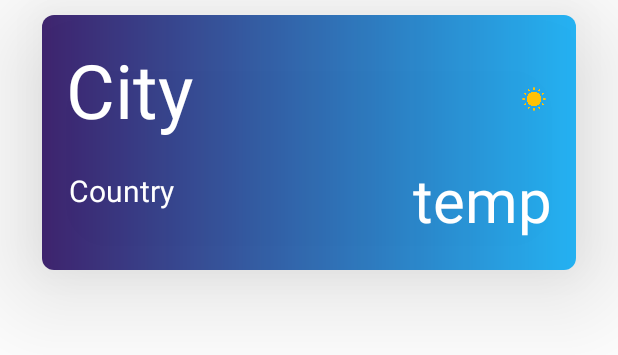
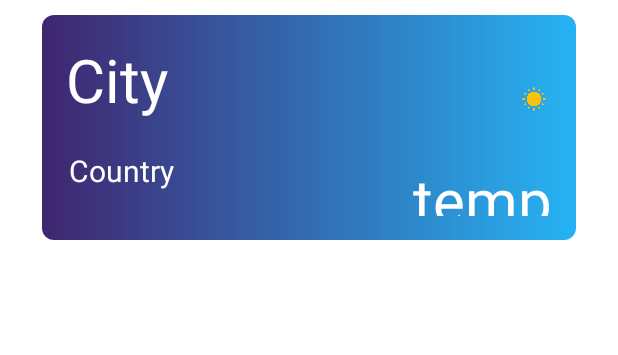
Before and after one commit to huypham85/Weather-Now-App, an Android app: the layout item_name.xml on its own in the app's theme, with its tools: preview values and no code run, on a phone screen of 412 x 824 dp. Shown: the top 355 px of the screen. Run offline under Robolectric (Android 15) with nearby library versions, the phone set to English and light mode, and no system bars.

Commit message:
update UI

```diff
--- a/app/src/main/java/com/example/weatherapp/ListActivity.java
+++ b/app/src/main/java/com/example/weatherapp/ListActivity.java
@@ -62,7 +62,7 @@ public class ListActivity extends AppCompatActivity {
                         .putExtra("country",items.get(position).getCountry())
                         .putExtra("key",2);
                 startActivity(intent);
-                Toast.makeText(ListActivity.this,"you clicked", Toast.LENGTH_SHORT).show();
+                Toast.makeText(ListActivity.this,items.get(position).getCity(), Toast.LENGTH_SHORT).show();
             }
         });
     }
@@ -93,7 +93,7 @@ public class ListActivity extends AppCompatActivity {
     @Override
     protected void onCreate(Bundle savedInstanceState) {
         super.onCreate(savedInstanceState);
-        getSupportActionBar().setTitle("Home");
+        getSupportActionBar().hide();
         setContentView(R.layout.activity_list);
         button = findViewById(R.id.addBtn);
         listView = findViewById(R.id.list_view);
--- a/app/src/main/res/layout/activity_list.xml
+++ b/app/src/main/res/layout/activity_list.xml
@@ -23,6 +23,9 @@
 
     <ListView
         android:id="@+id/list_view"
+        android:layout_marginTop="15dp"
         android:layout_width="match_parent"
-        android:layout_height="match_parent" />
+        android:layout_height="match_parent"
+        android:divider="@android:color/transparent"
+        android:dividerHeight="15.0sp"/>
 </RelativeLayout>
--- a/app/src/main/res/layout/item_name.xml
+++ b/app/src/main/res/layout/item_name.xml
@@ -3,22 +3,26 @@
     xmlns:android="http://schemas.android.com/apk/res/android"
     android:layout_width="wrap_content"
     android:layout_height="170dp"
+
+    >
+    <RelativeLayout
+        android:layout_width="match_parent"
+        android:layout_height="match_parent"
         android:layout_marginTop="10dp"
         android:padding="16dp"
+        android:paddingLeft="20dp"
         android:background="@drawable/pad_item"
         android:layout_marginLeft="28dp"
         android:layout_marginRight="28dp"
-    android:elevation="50dp"
-    android:layout_marginVertical="10dp"
-    >
+        android:layout_marginVertical="10dp">
         <TextView
             android:id="@+id/txtCity"
             android:layout_width="wrap_content"
             android:layout_height="wrap_content"
             android:text="City"
-        android:textSize="50dp"
+            android:textSize="40dp"
             android:textColor="@color/white"
-        android:fontFamily=""
+            android:fontFamily="sans-serif"
             />
         <TextView
             android:id="@+id/txtCountry"
@@ -27,6 +31,7 @@
             android:layout_marginLeft="2dp"
             android:text="Country"
             android:textSize="20dp"
+            android:fontFamily="sans-serif"
             android:textColor="@color/white"
             android:layout_width="wrap_content"
             android:layout_height="wrap_content"
@@ -50,5 +55,5 @@
             android:layout_marginTop="0dp"
             android:layout_marginLeft="300dp"
             android:src="@drawable/sunny" />
-
     </RelativeLayout>
+</RelativeLayout>
--- a/app/src/main/res/values/colors.xml
+++ b/app/src/main/res/values/colors.xml
@@ -1,8 +1,8 @@
 <?xml version="1.0" encoding="utf-8"?>
 <resources>
     <color name="purple_200">#FFBB86FC</color>
-    <color name="purple_500">#FF6200EE</color>
-    <color name="purple_700">#FF3700B3</color>
+    <color name="purple_500">#4ABFF4</color>
+    <color name="purple_700">#050505</color>
     <color name="teal_200">#FF03DAC5</color>
     <color name="teal_700">#FF018786</color>
     <color name="black">#FF000000</color>
```
Also changed, not shown: app/src/main/res/layout/activity_main.xml (+6 -4 lines). Lines whose indentation alone changed are shown as unchanged.
